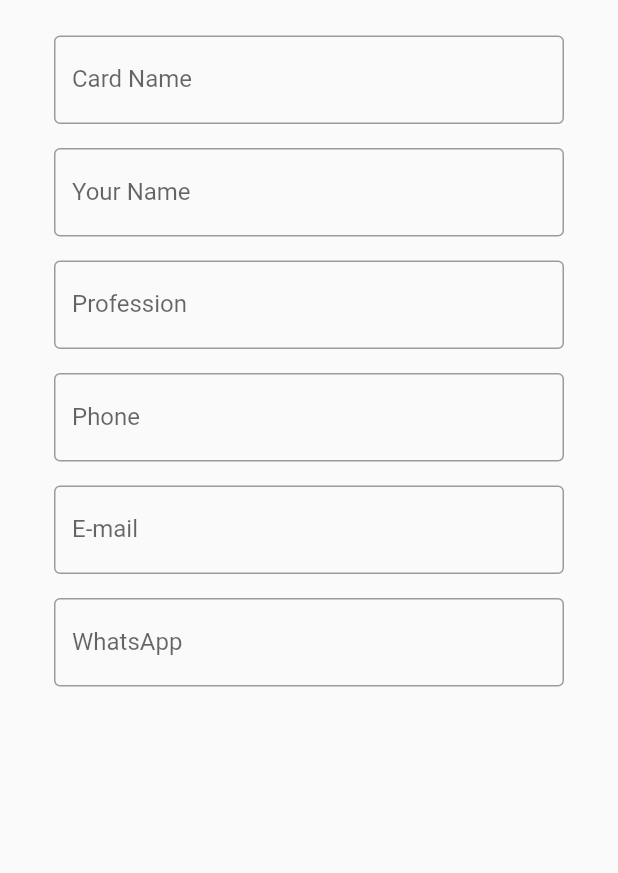
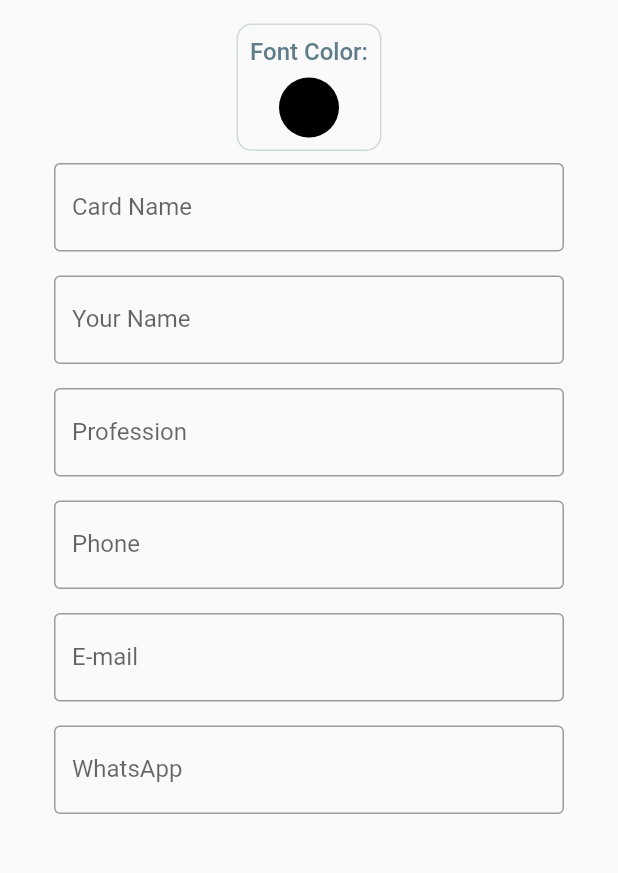
Before and after one commit to rodrigobastosv/heremycard, a Flutter app: the AddCardScreen screen opened directly, on a phone screen of 412 x 824 dp, the part 350-1223 px from its top. Run offline on Flutter 3.47's test engine with Material 2 defaults, Android fonts, the light colour scheme and no system bars; our stand-ins replace dotted_border, flutter_colorpicker, fluttertoast, image_picker, material_design_icons_flutter, sqflite; missing offline and left inert: esys_flutter_share; accounts and stored records are empty.

Commit message:
Implementing color picker for the font

```diff
--- a/lib/db/db.dart
+++ b/lib/db/db.dart
@@ -33,6 +33,7 @@ class DB {
       '''
         CREATE TABLE $CARD_TABLE(
           $ID INTEGER PRIMARY KEY,
+          $FONT_COLOR INTEGER,
           $LABEL TEXT,
           $NAME TEXT,
           $PROFESSION TEXT,
--- a/lib/db/db_utils.dart
+++ b/lib/db/db_utils.dart
@@ -3,8 +3,9 @@ const ID = 'id';
 const LABEL = 'label';
 const NAME = 'name';
 const PROFESSION = 'profession';
-const PROFILE_IMAGE_PATH = 'profileImagePath';
-const BACKGROUND_IMAGE_PATH = 'backgroundImagePath';
+const PROFILE_IMAGE_PATH = 'profile_image_path';
+const BACKGROUND_IMAGE_PATH = 'background_image_path';
+const FONT_COLOR = 'font_color';
 const PHONE = 'phone';
 const EMAIL = 'email';
 const WHATSAPP = 'whatsapp';
--- a/lib/screen/add_screen/add_card_screen.dart
+++ b/lib/screen/add_screen/add_card_screen.dart
@@ -30,6 +30,7 @@ class _AddCardScreenState extends State<AddCardScreen> {
   final cardModel;
   final form = GlobalKey<FormState>();
   final _service = CardService();
+  int pickedFontColor;
 
   bool get isEdit => cardModel.id != null;
 
@@ -38,9 +39,13 @@ class _AddCardScreenState extends State<AddCardScreen> {
     super.initState();
 
     if (isEdit) {
+      widget.setId(cardModel.id);
       widget.setProfileImagePath(cardModel.profileImagePath);
-      widget.setId(cardModel.id);
+      pickedFontColor = cardModel.fontColor;
+    } else {
+      pickedFontColor = 0xFF000000;
     }
+    widget.setFontColor(pickedFontColor);
   }
 
   @override
@@ -72,7 +77,10 @@ class _AddCardScreenState extends State<AddCardScreen> {
             child: Column(
               children: <Widget>[
                 _buildImagesPicker(),
-                SizedBox(height: 16.0,),
+                SizedBox(
+                  height: 16.0,
+                ),
+                _buildColorPicker(),
                 TextFormfieldWithPadding(
                   initialValue: cardModel.label,
                   label: 'Card Name',
@@ -111,6 +119,44 @@ class _AddCardScreenState extends State<AddCardScreen> {
               ],
             ),
           ),
+        ),
+      ),
+    );
+  }
+
+  Widget _buildColorPicker() {
+    return GestureDetector(
+      onTap: () {
+        MCUiUtils.showColorPicker(
+          context: context,
+          pickedColor: Color(pickedFontColor),
+          onPickColor: (Color color) {
+            setState(() => pickedFontColor = color.value);
+          },
+        );
+      },
+      child: Container(
+        padding: const EdgeInsets.all(8.0),
+        decoration: BoxDecoration(
+          border: Border.all(color: Colors.blueGrey[100]),
+          borderRadius: BorderRadius.circular(10.0),
+        ),
+        child: Column(
+          children: <Widget>[
+            Text(
+              'Font Color:',
+              style: TextStyle(
+                color: Colors.blueGrey,
+                fontSize: 16.0,
+                fontWeight: FontWeight.w500,
+              ),
+            ),
+            SizedBox(height: 8.0),
+            CircleAvatar(
+              radius: 20.0,
+              backgroundColor: Color(pickedFontColor),
+            ),
+          ],
         ),
       ),
     );
@@ -204,6 +250,7 @@ class _AddCardScreenState extends State<AddCardScreen> {
     FormState formState = form.currentState;
     if (formState.validate()) {
       formState.save();
+      widget.setFontColor(pickedFontColor);
       if (isEdit) {
         await _service.update(FormSettersMixin.cardModel);
       } else {
--- a/lib/screen/add_screen/form_setters_mixin.dart
+++ b/lib/screen/add_screen/form_setters_mixin.dart
@@ -24,6 +24,7 @@ mixin FormSettersMixin {
           cardModel.backgroundImagePath = backgroundImagePath;
 
   void setId(int id) => cardModel.id = id;
+  void setFontColor(int fontColor) => cardModel.fontColor = fontColor;
   void setProfileImagePath(String profileImage) => cardModel.profileImagePath = profileImage;
   void setBackgroundImagePath(String backgroundImage) => cardModel.backgroundImagePath = backgroundImage;
 }
--- a/pubspec.yaml
+++ b/pubspec.yaml
@@ -31,6 +31,7 @@ dependencies:
   sqflite: ^1.1.6
   fluttertoast: ^3.1.3
   dotted_border: ^1.0.2
+  flutter_colorpicker: ^0.2.6
 
 dev_dependencies:
   flutter_test:
```
Also changed, not shown: lib/dao/card_dao.dart (+11 -9 lines), lib/model/card_model.dart (+24 -19 lines), lib/screen/home/home_screen.dart (+4 -3 lines), lib/screen/profile_card/profile_card_screen.dart (+25 -11 lines), lib/utils/mc_ui_utils.dart (+36 -5 lines), pubspec.lock.
